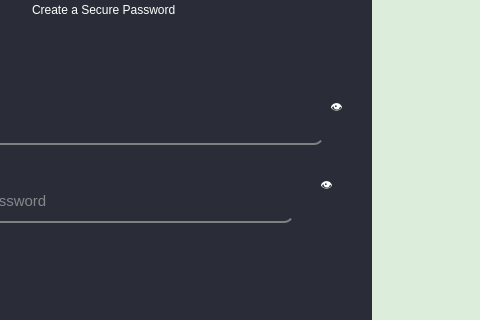
The window that mainwindow.ui (aadityapyarla1983024/QuizMania) describes before a commit, drawn with Qt 5; both pictures show x 878 to 1358 and y 194 to 514 of the 1358 by 851 pixel window.
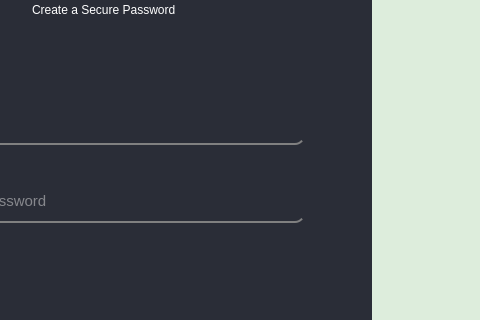
The same window after the commit. The open tabs and pages were chosen to show the change. Icons and pictures are not drawn.

Commit message: Connected MySql database with the application and updated EyeButtonIcon also improved code structure

```diff
--- a/mainwindow.ui
+++ b/mainwindow.ui
@@ -1018,12 +1018,6 @@
 		padding: 0;
 		border: 0px;
 }
-
-#eyeButton2 {
-		margin-left: 20px;
-		padding-right: 10px
-}
-
 </string>
           </property>
           <property name="frameShape">
@@ -1184,11 +1178,17 @@
                       <cursorShape>PointingHandCursor</cursorShape>
                      </property>
                      <property name="text">
-                      <string>👁</string>
+                      <string/>
                      </property>
                      <property name="icon">
-                      <iconset theme="mail-forward">
-                       <normaloff>.</normaloff>.</iconset>
+                      <iconset resource="resources.qrc">
+                       <normaloff>:/UserValidation/media/icons/eyeButtonIconpng.png</normaloff>:/UserValidation/media/icons/eyeButtonIconpng.png</iconset>
+                     </property>
+                     <property name="iconSize">
+                      <size>
+                       <width>42</width>
+                       <height>21</height>
+                      </size>
                      </property>
                     </widget>
                    </item>
@@ -1212,10 +1212,17 @@
                       <cursorShape>PointingHandCursor</cursorShape>
                      </property>
                      <property name="text">
-                      <string>👁</string>
+                      <string/>
                      </property>
                      <property name="icon">
-                      <iconset theme="mail-forward"/>
+                      <iconset resource="resources.qrc">
+                       <normaloff>:/UserValidation/media/icons/eyeButtonIconpng.png</normaloff>:/UserValidation/media/icons/eyeButtonIconpng.png</iconset>
+                     </property>
+                     <property name="iconSize">
+                      <size>
+                       <width>42</width>
+                       <height>21</height>
+                      </size>
                      </property>
                     </widget>
                    </item>
```
Left out of the diff: 16 changed lines with no effect on the pictures. The commit also changes 65 other files.
